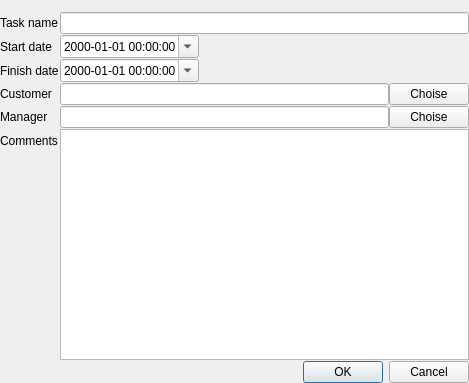
The window that CRMBaseModule/taskdialog.ui (torgcrm/TorgCRM-QtClient) describes before a commit, drawn with Qt 5.
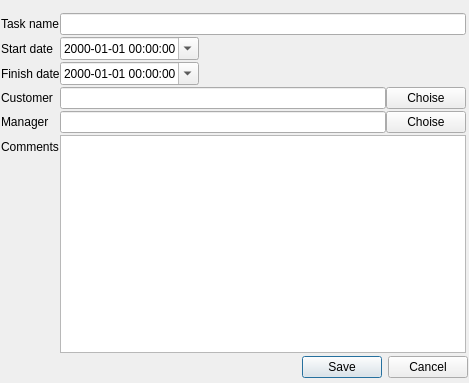
The same window after the commit.

Diff of the .ui file:
```diff
--- a/CRMBaseModule/taskdialog.ui
+++ b/CRMBaseModule/taskdialog.ui
@@ -13,6 +13,9 @@
   <property name="windowTitle">
    <string>Task</string>
   </property>
+  <property name="sizeGripEnabled">
+   <bool>false</bool>
+  </property>
   <layout class="QVBoxLayout" name="verticalLayout">
    <property name="spacing">
     <number>1</number>
@@ -21,16 +24,16 @@
     <enum>QLayout::SetMaximumSize</enum>
    </property>
    <property name="leftMargin">
-    <number>0</number>
+    <number>1</number>
    </property>
    <property name="topMargin">
-    <number>0</number>
+    <number>1</number>
    </property>
    <property name="rightMargin">
-    <number>0</number>
+    <number>1</number>
    </property>
    <property name="bottomMargin">
-    <number>0</number>
+    <number>5</number>
    </property>
    <item>
     <layout class="QFormLayout" name="formLayout">
@@ -47,14 +50,20 @@
       <set>Qt::AlignLeading|Qt::AlignLeft|Qt::AlignTop</set>
      </property>
      <property name="horizontalSpacing">
-      <number>1</number>
+      <number>0</number>
      </property>
      <property name="verticalSpacing">
-      <number>1</number>
+      <number>2</number>
      </property>
      <property name="topMargin">
       <number>12</number>
      </property>
+     <property name="rightMargin">
+      <number>2</number>
+     </property>
+     <property name="bottomMargin">
+      <number>2</number>
+     </property>
      <item row="0" column="0">
       <widget class="QLabel" name="taskNameLabel">
        <property name="text">
@@ -220,7 +229,7 @@
       <enum>Qt::Horizontal</enum>
      </property>
      <property name="standardButtons">
-      <set>QDialogButtonBox::Cancel|QDialogButtonBox::Ok</set>
+      <set>QDialogButtonBox::Cancel|QDialogButtonBox::Save</set>
      </property>
     </widget>
    </item>
```
